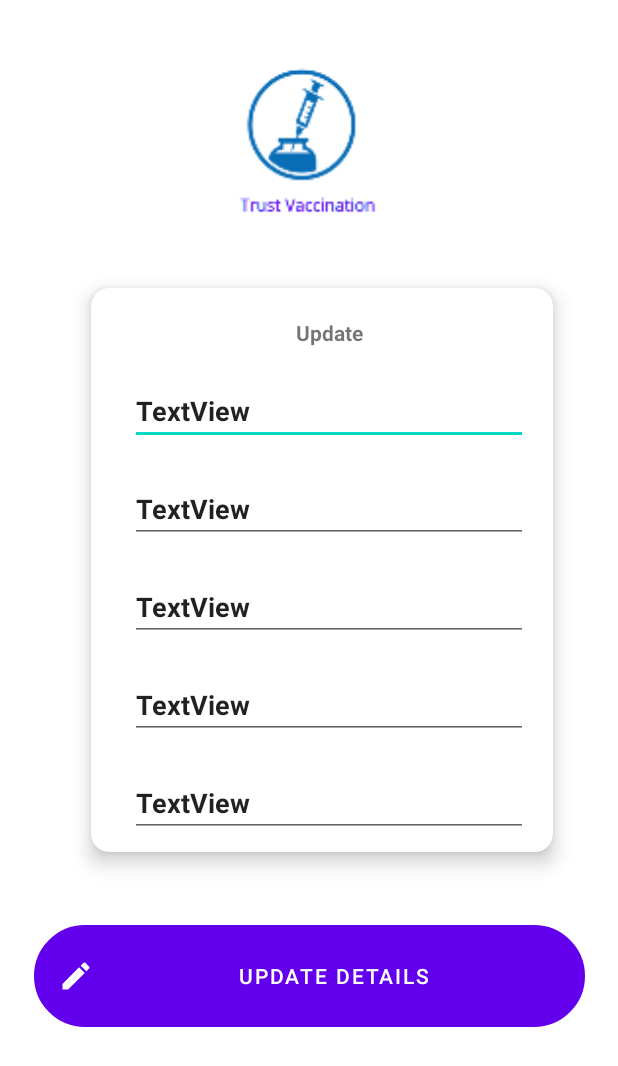
After one commit to harishmashaik/TrustVaccinationApplication, an Android app: the MyProfileActivity screen opened directly, with no data from a screen before it, on a phone screen of 412 x 824 dp. The commit adds this screen. Shown: the top 1066 px of the screen. Run offline under Robolectric (Android 15) with nearby library versions, the phone set to English and light mode, and no system bars.

```diff
--- a/app/src/main/AndroidManifest.xml
+++ b/app/src/main/AndroidManifest.xml
@@ -9,7 +9,9 @@
         android:roundIcon="@mipmap/ic_launcher_round"
         android:supportsRtl="true"
         android:theme="@style/AppTheme">
-        <activity android:name=".WhyVaccinationActivity"></activity>
+        <activity android:name=".MyProfileActivity"></activity>
+        <activity android:name=".VaccineScheduleActivity" />
+        <activity android:name=".WhyVaccinationActivity" />
         <activity android:name=".HomeActivity" />
         <activity android:name=".LoginActivity" />
         <activity android:name=".ChildInfoActivity" />
--- a/app/src/main/java/com/team4/getvaxi/ForgotpasswordActivity.java
+++ b/app/src/main/java/com/team4/getvaxi/ForgotpasswordActivity.java
@@ -1,5 +1,6 @@
 package com.team4.getvaxi;
 
+import android.content.Intent;
 import android.os.Bundle;
 import android.util.Log;
 import android.view.View;
@@ -67,6 +68,8 @@ public class ForgotpasswordActivity extends AppCompatActivity {
                                 Log.i("mesg", "Email sent.");
                                 Toast toast = Toast.makeText(getApplicationContext(), "Email Send - Please check your Inbox", Toast.LENGTH_SHORT);
                                 toast.show();
+                                Intent routeToLoginActivity = new Intent(getApplicationContext(), LoginActivity.class);
+                                startActivity(routeToLoginActivity);
                             }
                             else
                             {
--- /dev/null
+++ b/app/src/main/java/com/team4/getvaxi/MyProfileActivity.java
@@ -0,0 +1,14 @@
+package com.team4.getvaxi;
+
+import androidx.appcompat.app.AppCompatActivity;
+
+import android.os.Bundle;
+
+public class MyProfileActivity extends AppCompatActivity {
+
+    @Override
+    protected void onCreate(Bundle savedInstanceState) {
+        super.onCreate(savedInstanceState);
+        setContentView(R.layout.activity_my_profile);
+    }
+}
--- /dev/null
+++ b/app/src/main/res/drawable/button_stroke_layout.xml
@@ -0,0 +1,21 @@
+<?xml version="1.0" encoding="utf-8"?>
+<ripple xmlns:android="http://schemas.android.com/apk/res/android"
+    android:color="@color/colorPrimary">
+
+    <item>
+        <shape android:shape="rectangle">
+            <stroke
+                android:width="0.5dp"
+                android:color="#DDDDDD" />
+            <corners android:radius="23dp" />
+        </shape>
+    </item>
+
+    <item android:id="@android:id/mask">
+        <shape android:shape="rectangle">
+            <corners android:radius="23dp" />
+            <solid android:color="#000000" />
+        </shape>
+    </item>
+
+</ripple>
--- a/app/src/main/res/layout/activity_forgotpassword.xml
+++ b/app/src/main/res/layout/activity_forgotpassword.xml
@@ -11,7 +11,7 @@
         android:id="@+id/imageView3"
         android:layout_width="142dp"
         android:layout_height="143dp"
-        android:background="@mipmap/ic_launcher"
+        android:background="@mipmap/ic_launcher_logo"
         app:layout_constraintBottom_toTopOf="@+id/mat_crd_signin"
         app:layout_constraintEnd_toEndOf="parent"
         app:layout_constraintHorizontal_bias="0.498"
@@ -76,7 +76,7 @@
                 android:layout_height="58dp"
                 android:layout_marginBottom="20dp"
                 android:background="@drawable/ic_wishlist_button_red_bg"
-                android:text="send_mail_forgot_password"
+                android:text="Send Mail"
                 android:textColor="#FFFFFF"
                 app:icon="@drawable/ic_send_black_18dp"
                 app:layout_constraintBottom_toBottomOf="parent"
--- /dev/null
+++ b/app/src/main/res/layout/activity_my_profile.xml
@@ -0,0 +1,139 @@
+<?xml version="1.0" encoding="utf-8"?>
+<androidx.constraintlayout.widget.ConstraintLayout xmlns:android="http://schemas.android.com/apk/res/android"
+    xmlns:app="http://schemas.android.com/apk/res-auto"
+    xmlns:tools="http://schemas.android.com/tools"
+    android:layout_width="match_parent"
+    android:layout_height="match_parent"
+    >
+
+    <ImageView
+        android:id="@+id/imageView3"
+        android:layout_width="142dp"
+        android:layout_height="143dp"
+        android:background="@mipmap/ic_launcher_logo"
+        app:layout_constraintBottom_toTopOf="@+id/con_lay_eachitemAccountFrag"
+        app:layout_constraintEnd_toEndOf="parent"
+        app:layout_constraintHorizontal_bias="0.498"
+        app:layout_constraintStart_toStartOf="parent"
+        app:layout_constraintTop_toTopOf="parent"
+        app:layout_constraintVertical_bias="1.0"
+        tools:srcCompat="@tools:sample/avatars" />
+
+    <com.google.android.material.card.MaterialCardView
+        android:id="@+id/con_lay_eachitemAccountFrag"
+        android:layout_width="332dp"
+        android:layout_height="wrap_content"
+        android:layout_marginLeft="18dp"
+        android:layout_marginTop="176dp"
+        android:focusable="true"
+        android:foreground="@drawable/button_stroke_layout"
+        android:visibility="visible"
+        app:cardBackgroundColor="@android:color/white"
+        app:cardCornerRadius="12dp"
+        app:cardElevation="8dp"
+        app:cardMaxElevation="3dp"
+        app:cardPreventCornerOverlap="true"
+        app:cardUseCompatPadding="true"
+        app:contentPadding="10dp"
+        app:contentPaddingBottom="0dp"
+        app:layout_constraintEnd_toEndOf="parent"
+        app:layout_constraintHorizontal_bias="0.493"
+        app:layout_constraintStart_toStartOf="parent"
+        app:layout_constraintTop_toTopOf="parent"
+        app:layout_constraintVertical_bias="0.818">
+
+        <LinearLayout
+            android:layout_width="297dp"
+            android:layout_height="wrap_content"
+            android:orientation="vertical"
+            android:paddingLeft="16dp"
+            android:paddingRight="16dp">
+
+            <TextView
+                android:id="@+id/Textview_dis"
+                android:layout_width="match_parent"
+                android:layout_height="wrap_content"
+                android:layout_marginTop="10dp"
+                android:layout_marginBottom="10dp"
+                android:layout_weight="1"
+                android:text="Update"
+                android:textAlignment="center"
+                android:textStyle="bold" />
+
+
+            <EditText
+                android:id="@+id/account_FirstNameUA"
+                android:layout_width="match_parent"
+                android:layout_height="wrap_content"
+                android:layout_marginTop="10dp"
+                android:layout_marginBottom="10dp"
+                android:layout_weight="1"
+                android:hint="Enter your Display Name"
+                android:text="TextView"
+                android:textStyle="bold" />
+
+
+            <EditText
+                android:id="@+id/account_EmailUA"
+                android:layout_width="match_parent"
+                android:layout_height="wrap_content"
+                android:layout_marginTop="10dp"
+                android:layout_marginBottom="10dp"
+                android:layout_weight="1"
+                android:text="TextView"
+                android:textStyle="bold" />
+
+            <EditText
+                android:id="@+id/account_phoneNo"
+                android:layout_width="match_parent"
+                android:layout_height="wrap_content"
+                android:layout_marginTop="10dp"
+                android:layout_marginBottom="10dp"
+                android:layout_weight="1"
+                android:text="TextView"
+                android:textStyle="bold" />
+
+            <EditText
+                android:id="@+id/account_Dob"
+                android:layout_width="match_parent"
+                android:layout_height="wrap_content"
+                android:layout_marginTop="10dp"
+                android:layout_marginBottom="10dp"
+                android:layout_weight="1"
+                android:text="TextView"
+                android:textStyle="bold" />
+
+            <EditText
+                android:id="@+id/account_InsuranceNo"
+                android:layout_width="match_parent"
+                android:layout_height="wrap_content"
+                android:layout_marginTop="10dp"
+                android:layout_marginBottom="10dp"
+                android:layout_weight="1"
+                android:text="TextView"
+                android:textStyle="bold" />
+
+
+        </LinearLayout>
+
+
+    </com.google.android.material.card.MaterialCardView>
+
+    <Button
+        android:id="@+id/but_updateUA"
+        android:layout_width="367dp"
+        android:layout_height="68dp"
+        android:background="@drawable/ic_wishlist_button_red_bg"
+        android:text="Update Details"
+        android:textColor="#FFFFFF"
+        android:visibility="visible"
+        app:icon="@drawable/ic_baseline_edit_24"
+        app:layout_constraintBottom_toBottomOf="parent"
+        app:layout_constraintEnd_toEndOf="parent"
+        app:layout_constraintHorizontal_bias="0.5"
+        app:layout_constraintStart_toStartOf="parent"
+        app:layout_constraintTop_toBottomOf="@+id/con_lay_eachitemAccountFrag"
+        app:layout_constraintVertical_bias="0.189" />
+
+
+</androidx.constraintlayout.widget.ConstraintLayout>
```
Also changed, not shown: app/src/main/java/com/team4/getvaxi/HomeActivity.java (+76 -6 lines), app/src/main/java/com/team4/getvaxi/VaccineScheduleActivity.java (added, +14 -0 lines), app/src/main/res/layout/activity_vaccine_schedule.xml (added, +142 -0 lines).
